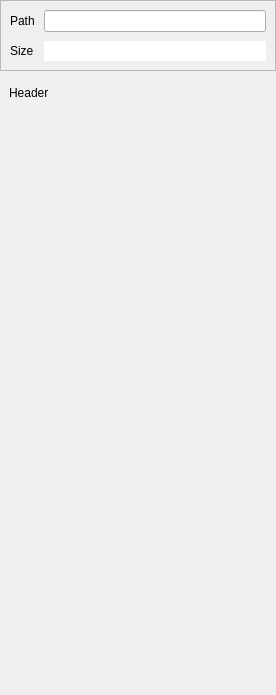
This is startrak-ui/qt/layouts/insp_file.ui in JotaRata/StarTrak-continued as Qt 5 draws it before an edit. The edited form follows.
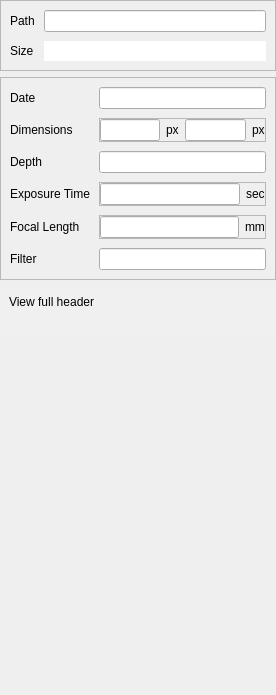
This is the edited form.

What changed in the file:
```diff
--- a/startrak-ui/qt/layouts/insp_file.ui
+++ b/startrak-ui/qt/layouts/insp_file.ui
@@ -81,6 +81,215 @@
      </layout>
     </widget>
    </item>
+   <item>
+    <widget class="QFrame" name="details_frame">
+     <property name="frameShape">
+      <enum>QFrame::StyledPanel</enum>
+     </property>
+     <property name="frameShadow">
+      <enum>QFrame::Raised</enum>
+     </property>
+     <layout class="QFormLayout" name="formLayout_2">
+      <property name="horizontalSpacing">
+       <number>9</number>
+      </property>
+      <property name="verticalSpacing">
+       <number>9</number>
+      </property>
+      <item row="0" column="0">
+       <widget class="QLabel" name="label_10">
+        <property name="text">
+         <string>Date</string>
+        </property>
+       </widget>
+      </item>
+      <item row="0" column="1">
+       <widget class="QLineEdit" name="date_line">
+        <property name="readOnly">
+         <bool>true</bool>
+        </property>
+       </widget>
+      </item>
+      <item row="1" column="0">
+       <widget class="QLabel" name="label_4">
+        <property name="text">
+         <string>Dimensions</string>
+        </property>
+       </widget>
+      </item>
+      <item row="1" column="1">
+       <widget class="QFrame" name="unit_prop">
+        <property name="frameShape">
+         <enum>QFrame::StyledPanel</enum>
+        </property>
+        <property name="frameShadow">
+         <enum>QFrame::Raised</enum>
+        </property>
+        <layout class="QHBoxLayout" name="horizontalLayout">
+         <property name="leftMargin">
+          <number>0</number>
+         </property>
+         <property name="topMargin">
+          <number>0</number>
+         </property>
+         <property name="rightMargin">
+          <number>0</number>
+         </property>
+         <property name="bottomMargin">
+          <number>0</number>
+         </property>
+         <item>
+          <widget class="QLineEdit" name="dimx_line">
+           <property name="readOnly">
+            <bool>true</bool>
+           </property>
+          </widget>
+         </item>
+         <item>
+          <widget class="QLabel" name="label_6">
+           <property name="text">
+            <string>px</string>
+           </property>
+          </widget>
+         </item>
+         <item>
+          <widget class="QLineEdit" name="dimy_line">
+           <property name="readOnly">
+            <bool>true</bool>
+           </property>
+          </widget>
+         </item>
+         <item>
+          <widget class="QLabel" name="label_7">
+           <property name="text">
+            <string>px</string>
+           </property>
+          </widget>
+         </item>
+        </layout>
+       </widget>
+      </item>
+      <item row="2" column="0">
+       <widget class="QLabel" name="label_8">
+        <property name="text">
+         <string>Depth</string>
+        </property>
+       </widget>
+      </item>
+      <item row="2" column="1">
+       <widget class="QLineEdit" name="bitdepth_line">
+        <property name="readOnly">
+         <bool>true</bool>
+        </property>
+       </widget>
+      </item>
+      <item row="3" column="0">
+       <widget class="QLabel" name="label_5">
+        <property name="text">
+         <string>Exposure Time</string>
+        </property>
+       </widget>
+      </item>
+      <item row="3" column="1">
+       <widget class="QFrame" name="unit_prop_2">
+        <property name="frameShape">
+         <enum>QFrame::StyledPanel</enum>
+        </property>
+        <property name="frameShadow">
+         <enum>QFrame::Raised</enum>
+        </property>
+        <layout class="QHBoxLayout" name="horizontalLayout_2">
+         <property name="leftMargin">
+          <number>0</number>
+         </property>
+         <property name="topMargin">
+          <number>0</number>
+         </property>
+         <property name="rightMargin">
+          <number>0</number>
+         </property>
+         <property name="bottomMargin">
+          <number>0</number>
+         </property>
+         <item>
+          <widget class="QLineEdit" name="exptime_line">
+           <property name="readOnly">
+            <bool>true</bool>
+           </property>
+          </widget>
+         </item>
+         <item>
+          <widget class="QLabel" name="label_9">
+           <property name="text">
+            <string>sec</string>
+           </property>
+          </widget>
+         </item>
+        </layout>
+       </widget>
+      </item>
+      <item row="5" column="0">
+       <widget class="QLabel" name="label_11">
+        <property name="text">
+         <string>Filter</string>
+        </property>
+       </widget>
+      </item>
+      <item row="5" column="1">
+       <widget class="QLineEdit" name="filter_line">
+        <property name="readOnly">
+         <bool>true</bool>
+        </property>
+       </widget>
+      </item>
+      <item row="4" column="0">
+       <widget class="QLabel" name="label_12">
+        <property name="text">
+         <string>Focal Length</string>
+        </property>
+       </widget>
+      </item>
+      <item row="4" column="1">
+       <widget class="QFrame" name="unit_prop_3">
+        <property name="frameShape">
+         <enum>QFrame::StyledPanel</enum>
+        </property>
+        <property name="frameShadow">
+         <enum>QFrame::Raised</enum>
+        </property>
+        <layout class="QHBoxLayout" name="horizontalLayout_3">
+         <property name="leftMargin">
+          <number>0</number>
+         </property>
+         <property name="topMargin">
+          <number>0</number>
+         </property>
+         <property name="rightMargin">
+          <number>0</number>
+         </property>
+         <property name="bottomMargin">
+          <number>0</number>
+         </property>
+         <item>
+          <widget class="QLineEdit" name="focal_line">
+           <property name="readOnly">
+            <bool>true</bool>
+           </property>
+          </widget>
+         </item>
+         <item>
+          <widget class="QLabel" name="label_13">
+           <property name="text">
+            <string>mm</string>
+           </property>
+          </widget>
+         </item>
+        </layout>
+       </widget>
+      </item>
+     </layout>
+    </widget>
+   </item>
    <item>
     <widget class="QFrame" name="header_frame">
      <property name="styleSheet">
@@ -106,7 +315,7 @@
       <item>
        <widget class="QLabel" name="label_3">
         <property name="text">
-         <string>Header</string>
+         <string>View full header</string>
         </property>
        </widget>
       </item>
```
